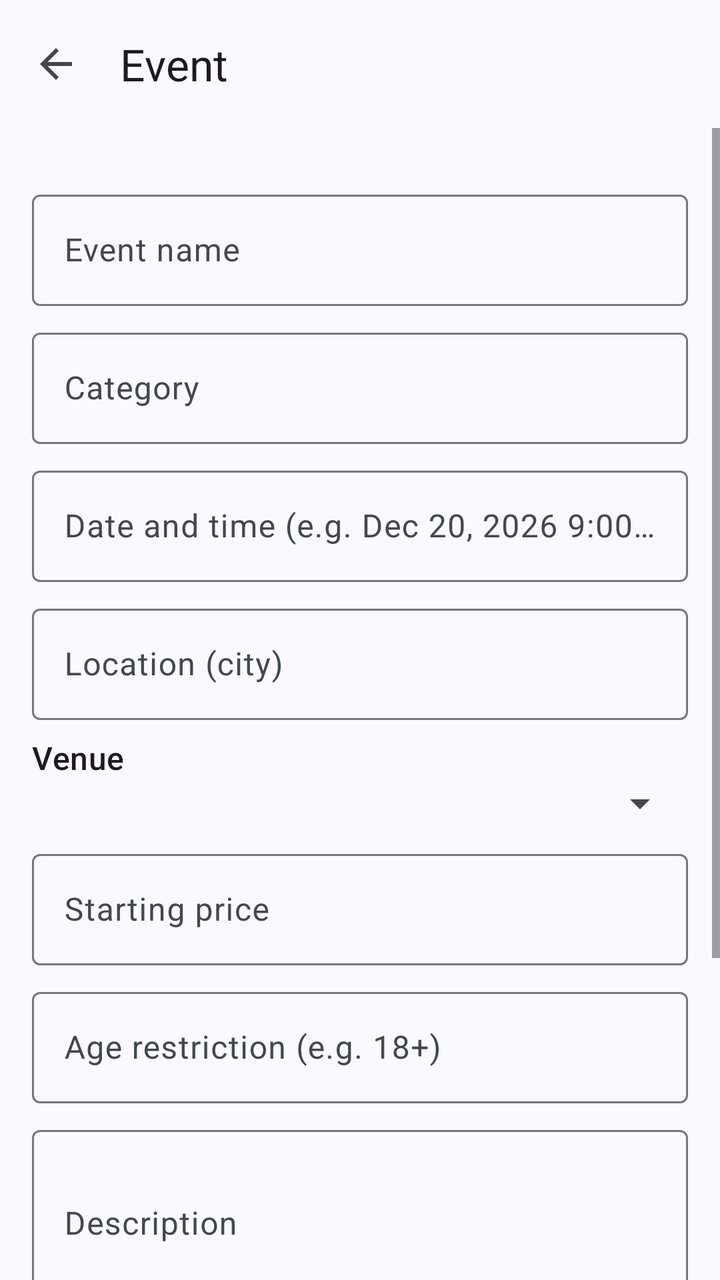
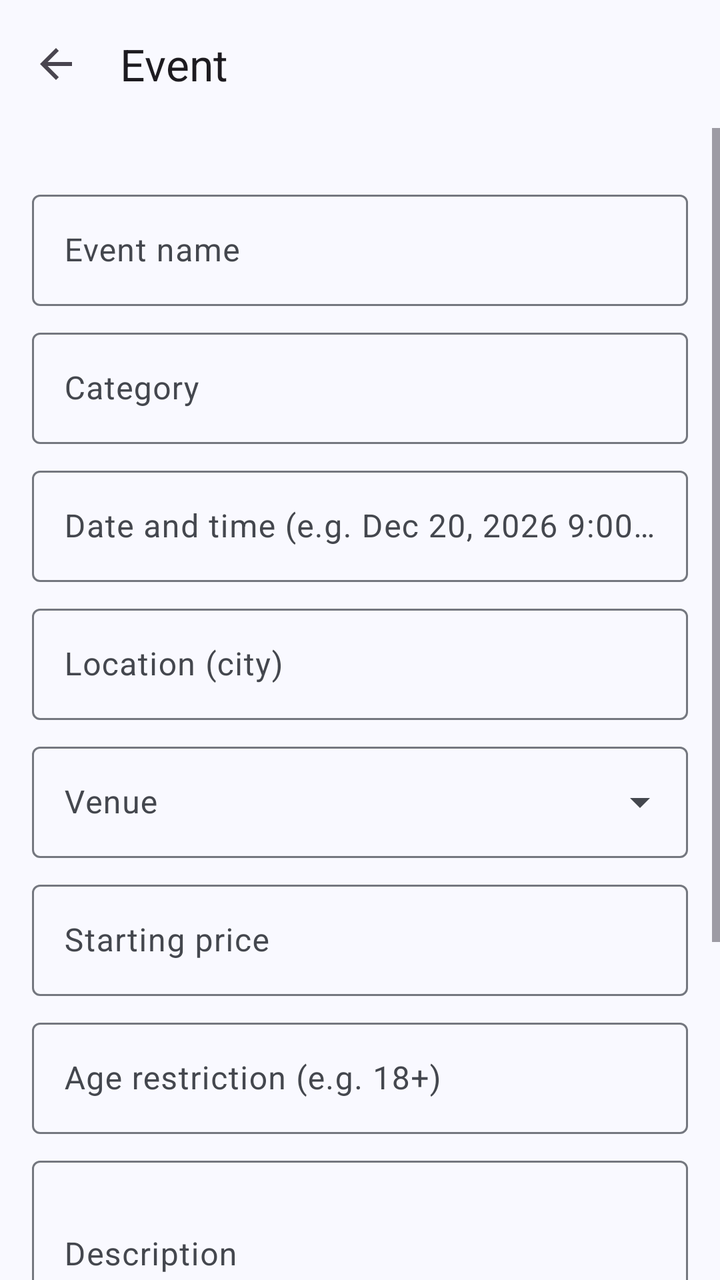

Compare the two renders of this Android layout. The source of the first and the diff that turns it into the second are given below.
<!-- AndroidManifest.xml: application theme Theme.Ticketree -->
<!-- res/layout/activity_event_form.xml -->
<?xml version="1.0" encoding="utf-8"?>
<LinearLayout xmlns:android="http://schemas.android.com/apk/res/android"
    xmlns:app="http://schemas.android.com/apk/res-auto"
    android:layout_width="match_parent"
    android:layout_height="match_parent"
    android:fitsSystemWindows="true"
    android:orientation="vertical">
    <com.google.android.material.appbar.MaterialToolbar
        android:id="@+id/toolbar"
        android:layout_width="match_parent"
        android:layout_height="?attr/actionBarSize"
        app:navigationIcon="@drawable/ic_back"
        app:title="Event" />
<ScrollView xmlns:android="http://schemas.android.com/apk/res/android"
    android:layout_width="match_parent"
    android:layout_height="0dp"
    android:layout_weight="1">

    <LinearLayout
        android:layout_width="match_parent"
        android:layout_height="wrap_content"
        android:orientation="vertical"
        android:padding="16dp">

        <com.google.android.material.textfield.TextInputLayout
        android:id="@+id/tilName"
            style="@style/Widget.Material3.TextInputLayout.OutlinedBox"
            android:layout_width="match_parent"
            android:layout_height="wrap_content"
            android:layout_marginTop="12dp"
            android:hint="Event name">

            <com.google.android.material.textfield.TextInputEditText
                android:id="@+id/etName"
                android:layout_width="match_parent"
                android:layout_height="wrap_content"
                android:inputType="text" />
        </com.google.android.material.textfield.TextInputLayout>

        <com.google.android.material.textfield.TextInputLayout
        android:id="@+id/tilCategory"
            style="@style/Widget.Material3.TextInputLayout.OutlinedBox"
            android:layout_width="match_parent"
            android:layout_height="wrap_content"
            android:layout_marginTop="8dp"
            android:hint="Category">

            <com.google.android.material.textfield.TextInputEditText
                android:id="@+id/etCategory"
                android:layout_width="match_parent"
                android:layout_height="wrap_content"
                android:inputType="text" />
        </com.google.android.material.textfield.TextInputLayout>

        <com.google.android.material.textfield.TextInputLayout
        android:id="@+id/tilDate"
            style="@style/Widget.Material3.TextInputLayout.OutlinedBox"
            android:layout_width="match_parent"
            android:layout_height="wrap_content"
            android:layout_marginTop="8dp"
            android:hint="Date and time (e.g. Dec 20, 2026 9:00 AM)">

            <com.google.android.material.textfield.TextInputEditText
                android:id="@+id/etDate"
                android:layout_width="match_parent"
                android:layout_height="wrap_content"
                android:inputType="text" />
        </com.google.android.material.textfield.TextInputLayout>

        <com.google.android.material.textfield.TextInputLayout
        android:id="@+id/tilLocation"
            style="@style/Widget.Material3.TextInputLayout.OutlinedBox"
            android:layout_width="match_parent"
            android:layout_height="wrap_content"
            android:layout_marginTop="8dp"
            android:hint="Location (city)">

            <com.google.android.material.textfield.TextInputEditText
                android:id="@+id/etLocation"
                android:layout_width="match_parent"
                android:layout_height="wrap_content"
                android:inputType="text" />
        </com.google.android.material.textfield.TextInputLayout>

        <com.google.android.material.textview.MaterialTextView
        android:textAppearance="?attr/textAppearanceTitleMedium"
            android:layout_width="match_parent"
            android:layout_height="wrap_content"
            android:layout_marginTop="8dp"
            android:text="Venue" />

        <Spinner
            android:id="@+id/spVenue"
            android:layout_width="match_parent"
            android:layout_height="wrap_content" />

        <com.google.android.material.textfield.TextInputLayout
        android:id="@+id/tilPrice"
            style="@style/Widget.Material3.TextInputLayout.OutlinedBox"
            android:layout_width="match_parent"
            android:layout_height="wrap_content"
            android:layout_marginTop="8dp"
            android:hint="Starting price">

            <com.google.android.material.textfield.TextInputEditText
                android:id="@+id/etPrice"
                android:layout_width="match_parent"
                android:layout_height="wrap_content"
                android:inputType="number"
                android:maxLength="6" />
        </com.google.android.material.textfield.TextInputLayout>

        <com.google.android.material.textfield.TextInputLayout
        android:id="@+id/tilAge"
            style="@style/Widget.Material3.TextInputLayout.OutlinedBox"
            android:layout_width="match_parent"
            android:layout_height="wrap_content"
            android:layout_marginTop="8dp"
            android:hint="Age restriction (e.g. 18+)">

            <com.google.android.material.textfield.TextInputEditText
                android:id="@+id/etAge"
                android:layout_width="match_parent"
                android:layout_height="wrap_content"
                android:inputType="text" />
        </com.google.android.material.textfield.TextInputLayout>

        <com.google.android.material.textfield.TextInputLayout
        android:id="@+id/tilDescription"
            style="@style/Widget.Material3.TextInputLayout.OutlinedBox"
            android:layout_width="match_parent"
            android:layout_height="wrap_content"
            android:layout_marginTop="8dp"
            android:hint="Description">

            <com.google.android.material.textfield.TextInputEditText
                android:id="@+id/etDescription"
                android:layout_width="match_parent"
                android:layout_height="wrap_content"
                android:inputType="textMultiLine"
                android:minLines="3" />
        </com.google.android.material.textfield.TextInputLayout>

        <com.google.android.material.textfield.TextInputLayout
            android:id="@+id/tilSpeakers"
            style="@style/Widget.Material3.TextInputLayout.OutlinedBox"
            android:layout_width="match_parent"
            android:layout_height="wrap_content"
            android:layout_marginTop="8dp"
            android:hint="Speaker lineup">

            <com.google.android.material.textfield.TextInputEditText
                android:id="@+id/etSpeakers"
                android:layout_width="match_parent"
                android:layout_height="wrap_content"
                android:inputType="text" />
        </com.google.android.material.textfield.TextInputLayout>

        <com.google.android.material.materialswitch.MaterialSwitch
            android:id="@+id/swPublished"
            android:layout_width="match_parent"
            android:layout_height="wrap_content"
            android:layout_marginTop="8dp"
            android:checked="true"
            android:text="Published" />

        <com.google.android.material.button.MaterialButton
            android:id="@+id/btnSave"
            android:layout_width="match_parent"
            android:layout_height="wrap_content"
            android:layout_marginTop="16dp"
            android:text="Save event" />
    </LinearLayout>
</ScrollView>
</LinearLayout>
<!-- resources referenced by this layout -->
<resources>
  <!-- drawable ic_back (drawable) -->
  <vector xmlns:android="http://schemas.android.com/apk/res/android"
      android:width="24dp"
      android:height="24dp"
      android:tint="?attr/colorControlNormal"
      android:viewportWidth="24"
      android:viewportHeight="24">
      <path
          android:fillColor="@android:color/white"
          android:pathData="M20,11H7.83l5.59,-5.59L12,4l-8,8 8,8 1.41,-1.41L7.83,13H20v-2z" />
  </vector>
  <style name="Theme.Ticketree" parent="AppTheme">
          <item name="android:windowSoftInputMode">adjustResize</item>
      </style>
  <color name="md_theme_primary">#415F91</color>
  <color name="md_theme_onPrimary">#FFFFFF</color>
  <color name="md_theme_primaryContainer">#D6E3FF</color>
  <color name="md_theme_onPrimaryContainer">#284777</color>
  <color name="md_theme_secondary">#565F71</color>
  <color name="md_theme_onSecondary">#FFFFFF</color>
  <color name="md_theme_secondaryContainer">#DAE2F9</color>
  <color name="md_theme_onSecondaryContainer">#3E4759</color>
  <color name="md_theme_tertiary">#705575</color>
  <color name="md_theme_onTertiary">#FFFFFF</color>
  <color name="md_theme_tertiaryContainer">#FAD8FD</color>
  <color name="md_theme_onTertiaryContainer">#573E5C</color>
  <color name="md_theme_error">#BA1A1A</color>
  <color name="md_theme_onError">#FFFFFF</color>
  <color name="md_theme_errorContainer">#FFDAD6</color>
  <color name="md_theme_onErrorContainer">#93000A</color>
  <color name="md_theme_background">#F9F9FF</color>
  <color name="md_theme_onBackground">#191C20</color>
  <color name="md_theme_surface">#F9F9FF</color>
  <color name="md_theme_onSurface">#191C20</color>
  <color name="md_theme_surfaceVariant">#E0E2EC</color>
  <color name="md_theme_onSurfaceVariant">#44474E</color>
  <color name="md_theme_outline">#74777F</color>
  <color name="md_theme_outlineVariant">#C4C6D0</color>
  <color name="md_theme_inverseSurface">#2E3036</color>
  <color name="md_theme_inverseOnSurface">#F0F0F7</color>
  <color name="md_theme_inversePrimary">#AAC7FF</color>
  <color name="md_theme_primaryFixed">#D6E3FF</color>
  <color name="md_theme_onPrimaryFixed">#001B3E</color>
  <color name="md_theme_primaryFixedDim">#AAC7FF</color>
  <color name="md_theme_onPrimaryFixedVariant">#284777</color>
  <color name="md_theme_secondaryFixed">#DAE2F9</color>
  <color name="md_theme_onSecondaryFixed">#131C2B</color>
  <color name="md_theme_secondaryFixedDim">#BEC6DC</color>
  <color name="md_theme_onSecondaryFixedVariant">#3E4759</color>
  <color name="md_theme_tertiaryFixed">#FAD8FD</color>
  <color name="md_theme_onTertiaryFixed">#28132E</color>
  <color name="md_theme_tertiaryFixedDim">#DDBCE0</color>
  <color name="md_theme_onTertiaryFixedVariant">#573E5C</color>
  <color name="md_theme_surfaceDim">#D9D9E0</color>
  <color name="md_theme_surfaceBright">#F9F9FF</color>
  <color name="md_theme_surfaceContainerLowest">#FFFFFF</color>
  <color name="md_theme_surfaceContainerLow">#F3F3FA</color>
  <color name="md_theme_surfaceContainer">#EDEDF4</color>
  <color name="md_theme_surfaceContainerHigh">#E7E8EE</color>
  <color name="md_theme_surfaceContainerHighest">#E2E2E9</color>
  <!-- unchanged entries left out for length: 1 -->
</resources>

<!-- the commit's change to res/layout/activity_event_form.xml (unified diff, before → after) -->
@@ -82,17 +82,19 @@
                 android:inputType="text" />
         </com.google.android.material.textfield.TextInputLayout>
 
-        <com.google.android.material.textview.MaterialTextView
-        android:textAppearance="?attr/textAppearanceTitleMedium"
+        <com.google.android.material.textfield.TextInputLayout
+            style="@style/Widget.Material3.TextInputLayout.OutlinedBox.ExposedDropdownMenu"
             android:layout_width="match_parent"
             android:layout_height="wrap_content"
             android:layout_marginTop="8dp"
-            android:text="Venue" />
+            android:hint="Venue">
 
-        <Spinner
-            android:id="@+id/spVenue"
-            android:layout_width="match_parent"
-            android:layout_height="wrap_content" />
+            <com.google.android.material.textfield.MaterialAutoCompleteTextView
+                android:id="@+id/ddVenue"
+                android:layout_width="match_parent"
+                android:layout_height="wrap_content"
+                android:inputType="none" />
+        </com.google.android.material.textfield.TextInputLayout>
 
         <com.google.android.material.textfield.TextInputLayout
         android:id="@+id/tilPrice"
